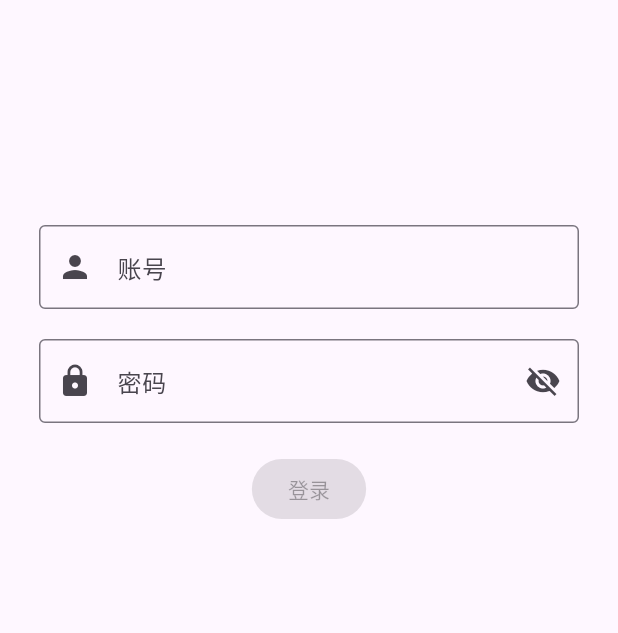
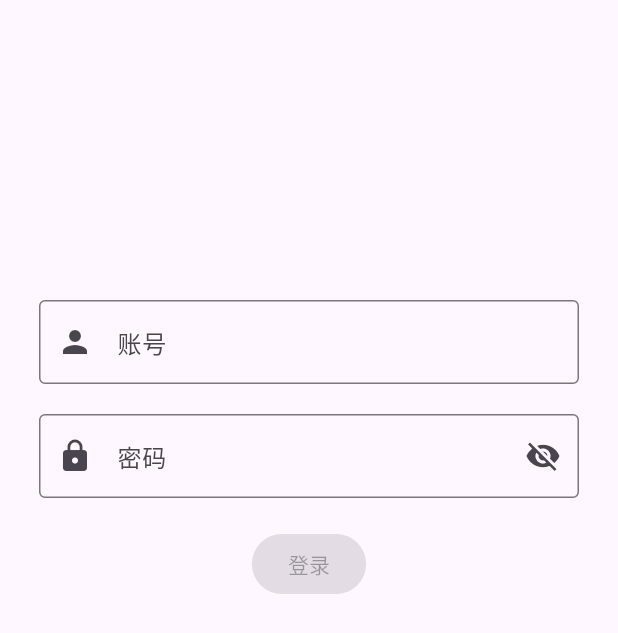
Before and after one commit to raoxwup/haka_comic, a Flutter app: the screen it shows after launch, on a phone screen of 412 x 824 dp. Shown: the top 633 px of the screen. Run offline on Flutter 3.47's test engine with Material 3 defaults, Android fonts, the phone set to English and light mode, and no system bars; our stand-ins replace dio, go_router, shared_preferences.

```diff
--- a/lib/network/client.dart
+++ b/lib/network/client.dart
@@ -1,6 +1,7 @@
 import 'package:dio/dio.dart';
 import 'package:haka_comic/network/utils.dart';
 import 'package:haka_comic/router/app_router.dart';
+import 'package:haka_comic/utils/common.dart';
 
 class Client {
   static final Dio _client = Dio(
@@ -56,7 +57,7 @@ class Client {
       if (e.type == DioExceptionType.connectionTimeout) {
         message = "连接超时";
       } else if (e.type != DioExceptionType.unknown) {
-        message = e.message!;
+        message = getTextBeforeNewLine(e.message ?? '未知错误');
       } else {
         message = e.toString().split("\n")[1];
       }
--- a/lib/utils/common.dart
+++ b/lib/utils/common.dart
@@ -13,3 +13,8 @@ void showSnackBar(String message) {
     ),
   );
 }
+
+String getTextBeforeNewLine(String text) {
+  int index = text.indexOf('\n');
+  return index != -1 ? text.substring(0, index) : text;
+}
--- a/lib/views/login.dart
+++ b/lib/views/login.dart
@@ -6,7 +6,7 @@ import 'package:haka_comic/router/app_router.dart';
 import 'package:haka_comic/utils/common.dart';
 import 'package:haka_comic/utils/extension.dart';
 import 'package:haka_comic/utils/log.dart';
-import 'package:haka_comic/widgets/loading_wrapper.dart';
+import 'package:haka_comic/widgets/button.dart';
 
 class Login extends StatefulWidget {
   const Login({super.key});
@@ -79,7 +79,7 @@ class _LoginState extends State<Login> {
     return ConstrainedBox(
       constraints: const BoxConstraints(maxWidth: 400),
       child: Padding(
-        padding: const EdgeInsets.fromLTRB(20, 150, 20, 0),
+        padding: const EdgeInsets.fromLTRB(20, 200, 20, 0),
         child: Column(
           spacing: 20,
           children: [
@@ -112,20 +112,10 @@ class _LoginState extends State<Login> {
               ),
               onChanged: _update,
             ),
-            FilledButton(
+            Button.filled(
               onPressed: enable ? _login : null,
-              child: Builder(
-                builder: (context) {
-                  final textColor = DefaultTextStyle.of(context).style.color;
-                  return handler.isLoading
-                      ? CircularProgressIndicator(
-                        constraints: BoxConstraints.tight(const Size(24, 24)),
-                        strokeWidth: 2,
-                        color: textColor,
-                      )
-                      : const Text('登录');
-                },
-              ),
+              isLoading: handler.isLoading,
+              child: const Text('登录'),
             ),
           ],
         ),
--- /dev/null
+++ b/lib/widgets/button.dart
@@ -0,0 +1,61 @@
+import 'package:flutter/material.dart';
+
+enum ButtonType { filled }
+
+class Button extends StatefulWidget {
+  final ButtonType type;
+
+  final Widget child;
+
+  final void Function()? onPressed;
+
+  final bool isLoading;
+
+  const Button({
+    super.key,
+    required this.type,
+    required this.child,
+    this.onPressed,
+    this.isLoading = false,
+  });
+
+  const Button.filled({
+    super.key,
+    required this.child,
+    this.onPressed,
+    this.isLoading = false,
+  }) : type = ButtonType.filled;
+
+  @override
+  State<Button> createState() => _ButtonState();
+}
+
+class _ButtonState extends State<Button> {
+  Widget buildCircularProgressIndicator() {
+    return Builder(
+      builder: (context) {
+        final textColor = DefaultTextStyle.of(context).style.color;
+        return CircularProgressIndicator(
+          constraints: BoxConstraints.tight(const Size(24, 24)),
+          strokeWidth: 2,
+          color: textColor,
+        );
+      },
+    );
+  }
+
+  Widget buildButton() {
+    return switch (widget.type) {
+      ButtonType.filled => FilledButton(
+        onPressed: widget.isLoading ? () {} : widget.onPressed,
+        child:
+            widget.isLoading ? buildCircularProgressIndicator() : widget.child,
+      ),
+    };
+  }
+
+  @override
+  Widget build(BuildContext context) {
+    return buildButton();
+  }
+}
```
Also changed, not shown: lib/widgets/loading_wrapper.dart (deleted, +0 -26 lines), assets/icons/splash/splash-icon-dark.png (added), assets/icons/splash/splash-icon-light.png (added), 4 other files.
